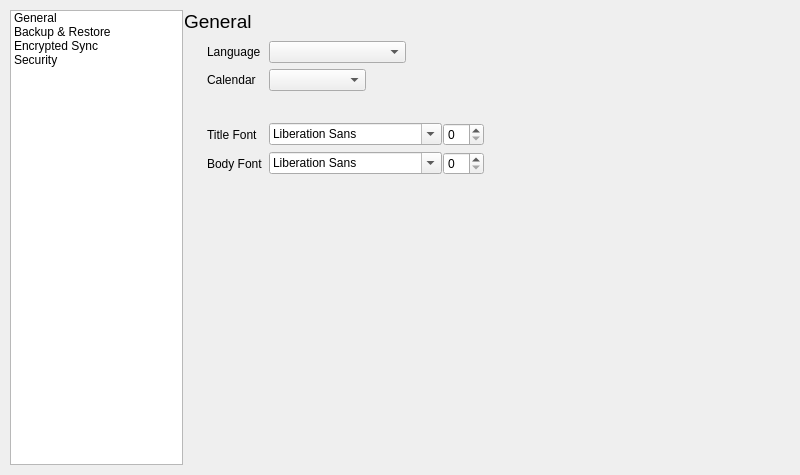
sialan-labs/kaqaz, file desktop/configurepage.ui: the form before one commit.
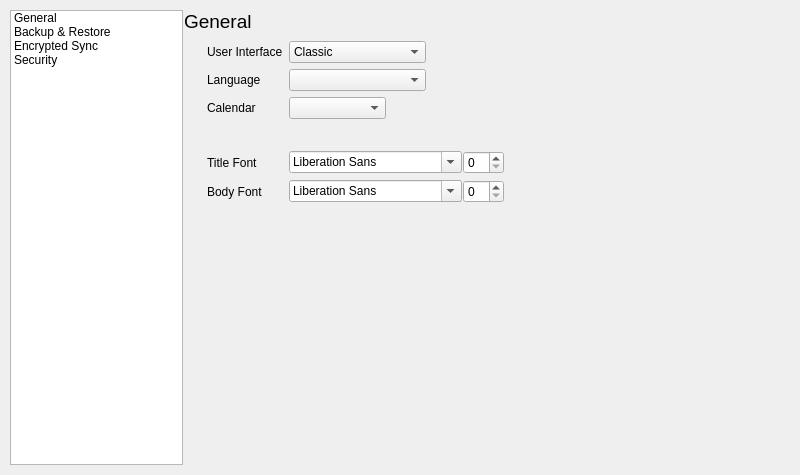
The form after the commit. The open tabs and pages were chosen to show the change. Icons and pictures are not drawn.

The edit to the form file:
```diff
--- a/desktop/configurepage.ui
+++ b/desktop/configurepage.ui
@@ -181,13 +181,40 @@
             <number>8</number>
            </property>
            <item row="0" column="0">
+            <widget class="QLabel" name="ui_lbl">
+             <property name="text">
+              <string>User Interface</string>
+             </property>
+            </widget>
+           </item>
+           <item row="0" column="1">
+            <widget class="QComboBox" name="ui_combo">
+             <property name="maximumSize">
+              <size>
+               <width>137</width>
+               <height>16777215</height>
+              </size>
+             </property>
+             <item>
+              <property name="text">
+               <string>Classic</string>
+              </property>
+             </item>
+             <item>
+              <property name="text">
+               <string>Touch</string>
+              </property>
+             </item>
+            </widget>
+           </item>
+           <item row="1" column="0">
             <widget class="QLabel" name="language_lbl">
              <property name="text">
               <string>Language</string>
              </property>
             </widget>
            </item>
-           <item row="0" column="1">
+           <item row="1" column="1">
             <widget class="QComboBox" name="language_combo">
              <property name="maximumSize">
               <size>
@@ -197,14 +224,14 @@
              </property>
             </widget>
            </item>
-           <item row="1" column="0">
+           <item row="2" column="0">
             <widget class="QLabel" name="cal_lbl">
              <property name="text">
               <string>Calendar</string>
              </property>
             </widget>
            </item>
-           <item row="1" column="1">
+           <item row="2" column="1">
             <widget class="QComboBox" name="calendar_combo">
              <property name="maximumSize">
               <size>
@@ -214,30 +241,14 @@
              </property>
             </widget>
            </item>
-           <item row="2" column="1">
-            <spacer name="verticalSpacer">
-             <property name="orientation">
-              <enum>Qt::Vertical</enum>
-             </property>
-             <property name="sizeType">
-              <enum>QSizePolicy::Fixed</enum>
-             </property>
-             <property name="sizeHint" stdset="0">
-              <size>
-               <width>20</width>
-               <height>20</height>
-              </size>
-             </property>
-            </spacer>
-           </item>
-           <item row="3" column="0">
+           <item row="4" column="0">
             <widget class="QLabel" name="titlefont_lbl">
              <property name="text">
               <string>Title Font</string>
              </property>
             </widget>
            </item>
-           <item row="3" column="1">
+           <item row="4" column="1">
             <widget class="QWidget" name="widget_2" native="true">
              <layout class="QHBoxLayout" name="horizontalLayout_3">
               <property name="spacing">
@@ -291,14 +302,14 @@
              </layout>
             </widget>
            </item>
-           <item row="4" column="0">
+           <item row="5" column="0">
             <widget class="QLabel" name="bodyfont_label">
              <property name="text">
               <string>Body Font</string>
              </property>
             </widget>
            </item>
-           <item row="4" column="1">
+           <item row="5" column="1">
             <widget class="QWidget" name="widget" native="true">
              <layout class="QHBoxLayout" name="horizontalLayout_2">
               <property name="spacing">
@@ -352,6 +363,22 @@
              </layout>
             </widget>
            </item>
+           <item row="3" column="1">
+            <spacer name="verticalSpacer">
+             <property name="orientation">
+              <enum>Qt::Vertical</enum>
+             </property>
+             <property name="sizeType">
+              <enum>QSizePolicy::Fixed</enum>
+             </property>
+             <property name="sizeHint" stdset="0">
+              <size>
+               <width>20</width>
+               <height>20</height>
+              </size>
+             </property>
+            </spacer>
+           </item>
           </layout>
          </widget>
          <widget class="QWidget" name="backup_wgt">
```
Left out of the diff: 19 changed lines with no effect on the pictures.
